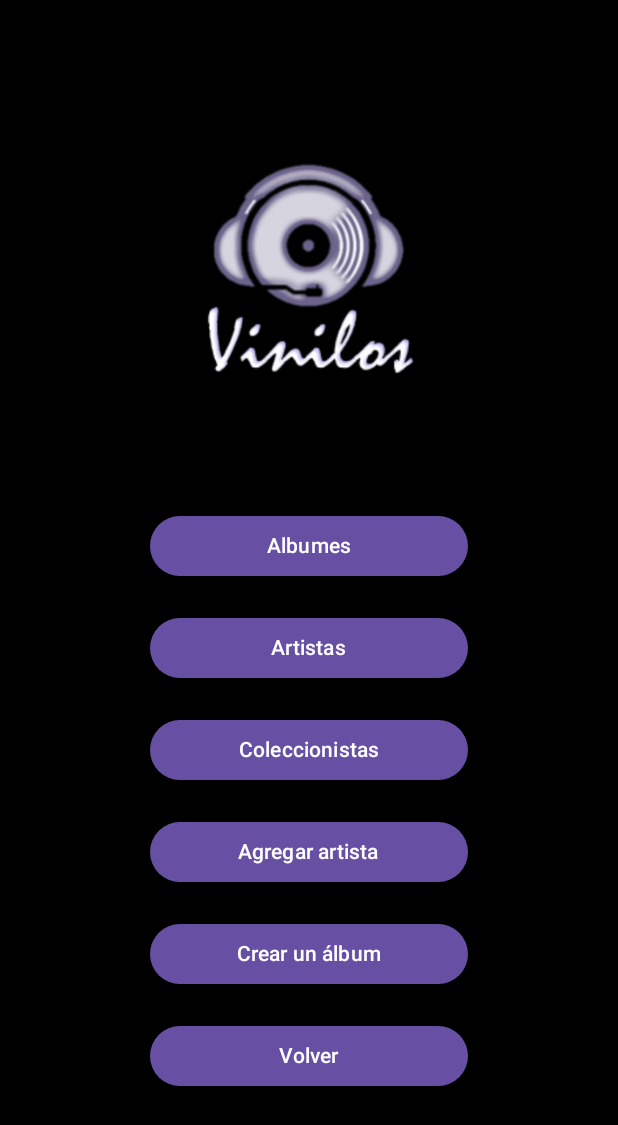
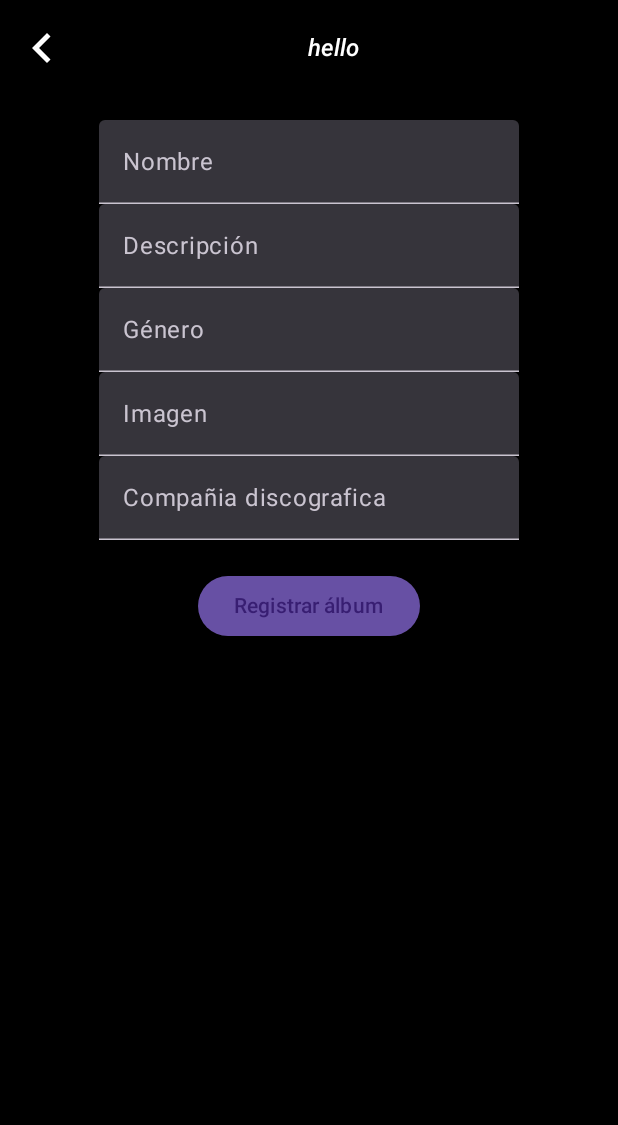
Before and after one commit to BrayanRGarciaM2/MISW-4203-202412-ingenieria-de-software-para-aplicaciones-moviles, an Android app built with Jetpack Compose: the CollectorMenuActivity screen opened directly, with no data from a screen before it, after a tap on "Crear un álbum", on a phone screen of 412 x 824 dp. Shown: the top 1125 px of the screen. Run offline under Robolectric (Android 15) with nearby library versions, the phone set to English and light mode, and no system bars.

Commit message:
first commit

```diff
--- a/Vinilos/app/build.gradle.kts
+++ b/Vinilos/app/build.gradle.kts
@@ -54,6 +54,8 @@ android {
 dependencies {
     val room_version = "2.6.1"
 
+    implementation("com.maxkeppeler.sheets-compose-dialogs:core:1.2.0")
+    implementation("com.maxkeppeler.sheets-compose-dialogs:calendar:1.2.0")
     implementation("io.coil-kt:coil-compose:2.6.0")
     implementation("androidx.navigation:navigation-compose:2.7.7")
     implementation("androidx.core:core-ktx:1.13.1")
@@ -88,4 +90,5 @@ dependencies {
     androidTestImplementation("androidx.compose.ui:ui-test-junit4")
     debugImplementation("androidx.compose.ui:ui-tooling")
     debugImplementation("androidx.compose.ui:ui-test-manifest")
+
 }
--- a/Vinilos/app/src/main/AndroidManifest.xml
+++ b/Vinilos/app/src/main/AndroidManifest.xml
@@ -76,6 +76,11 @@
             android:exported="false"
             android:label="@string/title_activity_collector_list"
             android:theme="@style/Theme.Vinilos" />
+        <activity
+            android:name=".view.album.create.AlbumCreateActivity"
+            android:exported="false"
+            android:label="@string/title_activity_collector_list"
+            android:theme="@style/Theme.Vinilos" />
     </application>
 
 </manifest>
--- a/Vinilos/app/src/main/java/com/tsdc/vinilos/ui/theme/Theme.kt
+++ b/Vinilos/app/src/main/java/com/tsdc/vinilos/ui/theme/Theme.kt
@@ -7,6 +7,7 @@ import androidx.compose.material3.darkColorScheme
 import androidx.compose.material3.lightColorScheme
 import androidx.compose.runtime.Composable
 import androidx.compose.runtime.SideEffect
+import androidx.compose.ui.graphics.Color
 import androidx.compose.ui.graphics.toArgb
 import androidx.compose.ui.platform.LocalView
 import androidx.core.view.WindowCompat
@@ -18,7 +19,7 @@ private val DarkColorScheme = darkColorScheme(
 )
 
 private val LightColorScheme = lightColorScheme(
-    primary = Purple,
+    primary = Color.White,
     background = White,
     tertiary = Black
 
--- /dev/null
+++ b/Vinilos/app/src/main/java/com/tsdc/vinilos/view/album/create/AlbumCreateActivity.kt
@@ -0,0 +1,18 @@
+package com.tsdc.vinilos.view.album.create
+
+import android.os.Bundle
+import androidx.activity.ComponentActivity
+import androidx.activity.compose.setContent
+import com.tsdc.vinilos.ui.theme.VinilosTheme
+
+class AlbumCreateActivity : ComponentActivity() {
+
+    override fun onCreate(savedInstanceState: Bundle?) {
+        super.onCreate(savedInstanceState)
+        setContent {
+            VinilosTheme {
+                AlbumCreateScreen()
+            }
+        }
+    }
+}
--- /dev/null
+++ b/Vinilos/app/src/main/java/com/tsdc/vinilos/view/album/create/AlbumCreateContent.kt
@@ -0,0 +1,128 @@
+package com.tsdc.vinilos.view.album.create
+
+import android.annotation.SuppressLint
+import android.content.Intent
+import android.os.Build
+import androidx.annotation.RequiresApi
+import androidx.compose.foundation.ScrollState
+import androidx.compose.foundation.layout.BoxWithConstraints
+import androidx.compose.foundation.layout.Column
+import androidx.compose.foundation.layout.PaddingValues
+import androidx.compose.foundation.layout.fillMaxSize
+import androidx.compose.foundation.layout.padding
+import androidx.compose.foundation.verticalScroll
+import androidx.compose.material3.Button
+import androidx.compose.material3.Surface
+import androidx.compose.material3.Text
+import androidx.compose.material3.TextField
+import androidx.compose.runtime.Composable
+import androidx.compose.ui.Alignment
+import androidx.compose.ui.Modifier
+import androidx.compose.ui.graphics.Color
+import androidx.compose.ui.unit.dp
+import androidx.compose.runtime.getValue
+import androidx.compose.runtime.mutableStateOf
+import androidx.compose.runtime.remember
+import androidx.compose.runtime.setValue
+import androidx.compose.ui.platform.LocalContext
+import androidx.compose.ui.text.AnnotatedString
+import androidx.compose.ui.text.input.OffsetMapping
+import androidx.compose.ui.text.input.TransformedText
+import androidx.compose.ui.text.input.VisualTransformation
+
+import com.tsdc.vinilos.view.collector.login.CollectorMenuActivity
+import java.time.LocalDate
+import kotlin.math.absoluteValue
+
+@RequiresApi(Build.VERSION_CODES.O)
+@SuppressLint("UnusedBoxWithConstraintsScope")
+@Composable
+fun AlbumCreateContent(paddingValues: PaddingValues, scrollState: ScrollState) {
+    val localContext = LocalContext.current
+    var nombre by remember {
+        mutableStateOf("")
+    }
+    var descripción by remember {
+        mutableStateOf("")
+    }
+    var collectorUser by remember {
+        mutableStateOf("")
+    }
+    var género by remember {
+        mutableStateOf("")
+    }
+    var imagen by remember {
+        mutableStateOf("")
+    }
+    var date by remember {
+        mutableStateOf("")
+    }
+    Column(
+        Modifier
+            .fillMaxSize()
+            .padding(paddingValues)
+    ) {
+        BoxWithConstraints {
+            Surface(color = Color.Black) {
+                Column(
+                    modifier = Modifier
+                        .fillMaxSize()
+                        .verticalScroll(scrollState)
+                        .padding(top = 16.dp),
+                    horizontalAlignment = Alignment.CenterHorizontally
+                ) {
+                    TextField(
+                        value = nombre,
+                        onValueChange = {nombre = it},
+                        label = { Text(text = "Nombre") }
+                    )
+                    TextField(
+                        value = descripción,
+                        onValueChange = {descripción = it},
+                        label = { Text(text = "Descripción") }
+                    )
+                    TextField(
+                        value = género,
+                        onValueChange = {género = it},
+                        label = { Text(text = "Género") }
+                    )
+                    TextField(
+                        value = imagen,
+                        onValueChange = {imagen = it},
+                        label = { Text(text = "Imagen") }
+                    )
+                    TextField(
+                        value = collectorUser,
+                        onValueChange = {collectorUser = it},
+                        label = { Text(text = "Compañia discografica") }
+                    )
+
+                    Button(
+                        onClick = { localContext.startActivity(Intent(localContext, CollectorMenuActivity::class.java)) },
+                        modifier = Modifier.padding(top = 20.dp)
+                    ){
+                        Text(text = "Registrar álbum")
+                    }
+                }
+            }
+        }
+    }
+}
+
+object DateFormatter : MaskFormatter {
+    override fun format(textToFormat: String): String {
+        TODO("Format '01212022' into '01/21/2022'")
+    }
+}
+
+internal fun MaskFormatter.toVisualTransformation(): VisualTransformation =
+    VisualTransformation {
+        val output = format(it.text)
+        TransformedText(
+            AnnotatedString(output),
+            object : OffsetMapping {
+                override fun originalToTransformed(offset: Int): Int = output.length
+                override fun transformedToOriginal(offset: Int): Int = it.text.length
+            }
+        )
+    }
--- /dev/null
+++ b/Vinilos/app/src/main/java/com/tsdc/vinilos/view/album/create/AlbumCreateScreen.kt
@@ -0,0 +1,20 @@
+package com.tsdc.vinilos.view.album.create
+
+import androidx.compose.foundation.rememberScrollState
+import androidx.compose.material3.Scaffold
+import androidx.compose.runtime.Composable
+
+@Composable
+fun AlbumCreateScreen() {
+    Scaffold(
+        topBar = {
+            AlbumCreateBar()
+        }
+    ) { paddingValues ->
+        val scrollState = rememberScrollState()
+        AlbumCreateContent(
+            paddingValues = paddingValues,
+            scrollState = scrollState
+        )
+    }
+}
--- /dev/null
+++ b/Vinilos/app/src/main/java/com/tsdc/vinilos/view/album/create/AlbumCreateToolBar.kt
@@ -0,0 +1,50 @@
+package com.tsdc.vinilos.view.album.create
+
+import androidx.compose.foundation.layout.Column
+import androidx.compose.foundation.layout.fillMaxWidth
+import androidx.compose.foundation.layout.padding
+import androidx.compose.material3.ExperimentalMaterial3Api
+import androidx.compose.material3.Text
+import androidx.compose.material3.TopAppBar
+import androidx.compose.material3.TopAppBarDefaults
+import androidx.compose.runtime.Composable
+import androidx.compose.ui.Alignment
+import androidx.compose.ui.Modifier
+import androidx.compose.ui.graphics.Color
+import androidx.compose.ui.platform.testTag
+import androidx.compose.ui.text.TextStyle
+import androidx.compose.ui.text.font.FontStyle
+import androidx.compose.ui.text.font.FontWeight
+import androidx.compose.ui.unit.dp
+import androidx.compose.ui.unit.sp
+import com.tsdc.vinilos.view.utils.ActionItems
+
+@OptIn(ExperimentalMaterial3Api::class)
+@Composable
+fun AlbumCreateBar() {
+    TopAppBar(
+        title = {
+            Column(
+                modifier = Modifier
+                    .fillMaxWidth()
+                    .padding(end = 16.dp),
+                horizontalAlignment = Alignment.CenterHorizontally
+            ) {
+
+                Text(
+                    text = "hello",
+                    color = Color.White,
+                    style = TextStyle(
+                        fontWeight = FontWeight.SemiBold,
+                        fontStyle = FontStyle.Italic,
+                        fontSize = 16.sp,
+                        color = Color.White
+                    ),
+                    modifier = Modifier.testTag("AlbumDetailTitle")
+                )
+            }
+        },
+        colors = TopAppBarDefaults.topAppBarColors(Color.Black),
+        navigationIcon = { ActionItems() }
+    )
+}
--- /dev/null
+++ b/Vinilos/app/src/main/java/com/tsdc/vinilos/view/album/create/MaskFormatter.kt
@@ -0,0 +1,5 @@
+package com.tsdc.vinilos.view.album.create
+
+interface MaskFormatter {
+    fun format(textToFormat: String): String
+}
--- a/Vinilos/app/src/main/java/com/tsdc/vinilos/view/collector/login/CollectorMenuActivity.kt
+++ b/Vinilos/app/src/main/java/com/tsdc/vinilos/view/collector/login/CollectorMenuActivity.kt
@@ -28,6 +28,7 @@ import androidx.core.content.ContextCompat
 import com.tsdc.vinilos.MainActivity
 import com.tsdc.vinilos.R
 import com.tsdc.vinilos.ui.theme.VinilosTheme
+import com.tsdc.vinilos.view.album.create.AlbumCreateActivity
 import com.tsdc.vinilos.view.album.list.AlbumListActivity
 import com.tsdc.vinilos.view.artist.list.ArtistViewActivity
 import com.tsdc.vinilos.view.collector.list.CollectorListActivity
@@ -135,7 +136,14 @@ fun InitCollectorMenuActivity() {
                                 modifier = Modifier
                                     .fillMaxWidth()
                                     .padding(horizontal = 100.dp, vertical = 10.dp),
-                                onClick = { /*TODO*/ }
+                                onClick = {
+                                    localContext.startActivity(
+                                        Intent(
+                                            localContext,
+                                            AlbumCreateActivity::class.java
+                                        )
+                                    )
+                                }
                             ) {
                                 Text(text = "Crear un álbum", color = Color.White)
                             }
```
